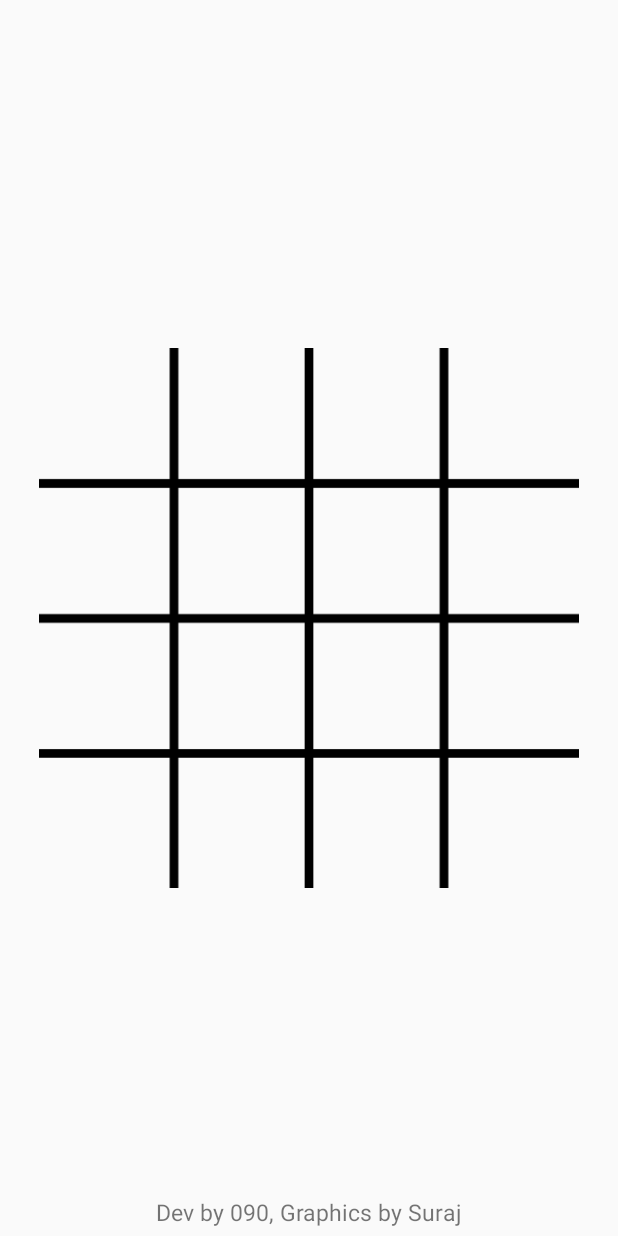
After one commit to sanskaru/TicTacToeXO, an Android app: the layout activity_four_player_mode.xml on its own in the app's theme, with its tools: preview values and no code run, on a phone screen of 412 x 824 dp. The commit adds this screen. Run offline under Robolectric (Android 15) with nearby library versions, the phone set to English and light mode, and no system bars.

Commit message:
Four-Player Mode added

```diff
--- a/app/build.gradle
+++ b/app/build.gradle
@@ -8,8 +8,8 @@ android {
         applicationId "com.s090.tictactoexo"
         minSdkVersion 16
         targetSdkVersion 29
-        versionCode 4
-        versionName "1.0.3_alpha"
+        versionCode 5
+        versionName "1.0.4_alpha"
 
         testInstrumentationRunner "androidx.test.runner.AndroidJUnitRunner"
     }
--- a/app/src/main/AndroidManifest.xml
+++ b/app/src/main/AndroidManifest.xml
@@ -9,7 +9,8 @@
         android:roundIcon="@drawable/iconmain_2"
         android:supportsRtl="true"
         android:theme="@style/AppTheme">
-        <activity android:name=".about"></activity>
+        <activity android:name=".FourPlayerMode"></activity>
+        <activity android:name=".about" />
         <activity android:name=".ThreePlayerLocal" />
         <activity
             android:name=".MainMenu"
--- a/app/src/main/java/com/s090/tictactoexo/MainMenu.java
+++ b/app/src/main/java/com/s090/tictactoexo/MainMenu.java
@@ -40,7 +40,8 @@ public class MainMenu extends AppCompatActivity {
             }
             case 3:
             {
-                Toast.makeText(MainMenu.this, "On the way my friend.", Toast.LENGTH_SHORT).show();
+                Intent intent = new Intent(MainMenu.this,FourPlayerMode.class);
+                startActivity(intent);
                 break;
             }
         }
--- /dev/null
+++ b/app/src/main/res/layout/activity_four_player_mode.xml
@@ -0,0 +1,226 @@
+<?xml version="1.0" encoding="utf-8"?>
+<androidx.constraintlayout.widget.ConstraintLayout xmlns:android="http://schemas.android.com/apk/res/android"
+    xmlns:app="http://schemas.android.com/apk/res-auto"
+    xmlns:tools="http://schemas.android.com/tools"
+    android:layout_width="match_parent"
+    android:layout_height="match_parent"
+    tools:context=".MainActivity">
+
+    <androidx.gridlayout.widget.GridLayout
+        android:id="@+id/gridLayout"
+        android:layout_width="360dp"
+        android:layout_height="360dp"
+        android:background="@drawable/board_4x4"
+        app:columnCount="4"
+        app:layout_constraintBottom_toBottomOf="parent"
+        app:layout_constraintEnd_toEndOf="parent"
+        app:layout_constraintStart_toStartOf="parent"
+        app:layout_constraintTop_toTopOf="parent"
+        app:rowCount="4">
+
+        <ImageView
+            android:id="@+id/counter_topLeft_1"
+            android:layout_width="75dp"
+            android:layout_height="75dp"
+            android:layout_margin="6dp"
+            android:onClick="drop_in"
+            android:tag="0"
+            app:layout_column="0"
+            app:layout_row="0" />
+
+        <ImageView
+            android:id="@+id/counter_topLeft_2"
+            android:layout_width="75dp"
+            android:layout_height="75dp"
+            android:layout_margin="6dp"
+            android:layout_marginLeft="10dp"
+            android:onClick="drop_in"
+            android:tag="1"
+            app:layout_column="1"
+            app:layout_row="0" />
+
+        <ImageView
+            android:id="@+id/counter_topRight_1"
+            android:layout_width="75dp"
+            android:layout_height="75dp"
+            android:layout_margin="6dp"
+            android:layout_marginLeft="9dp"
+            android:onClick="drop_in"
+            android:tag="2"
+            app:layout_column="2"
+            app:layout_row="0" />
+
+        <ImageView
+            android:id="@+id/counter_topRight_2"
+            android:layout_width="75dp"
+            android:layout_height="75dp"
+            android:layout_margin="6dp"
+            android:layout_marginLeft="8dp"
+            android:onClick="drop_in"
+            android:tag="3"
+            app:layout_column="3"
+            app:layout_row="0" />
+
+        <ImageView
+            android:id="@+id/counter_midLeft_1"
+            android:layout_width="75dp"
+            android:layout_height="75dp"
+            android:layout_margin="6dp"
+            android:layout_marginTop="10dp"
+            android:onClick="drop_in"
+            android:tag="4"
+            app:layout_column="0"
+            app:layout_row="1" />
+
+        <ImageView
+            android:id="@+id/counter_midLeft_2"
+            android:layout_width="75dp"
+            android:layout_height="75dp"
+            android:layout_margin="6dp"
+            android:layout_marginLeft="10dp"
+            android:layout_marginTop="10dp"
+            android:onClick="drop_in"
+            android:tag="5"
+            app:layout_column="1"
+            app:layout_row="1" />
+
+        <ImageView
+            android:id="@+id/counter_midRight_1"
+            android:layout_width="75dp"
+            android:layout_height="75dp"
+            android:layout_margin="6dp"
+            android:layout_marginLeft="9dp"
+            android:layout_marginTop="10dp"
+            android:onClick="drop_in"
+            android:tag="6"
+            app:layout_column="2"
+            app:layout_row="1" />
+
+        <ImageView
+            android:id="@+id/counter_midRight_2"
+            android:layout_width="75dp"
+            android:layout_height="75dp"
+            android:layout_margin="6dp"
+            android:layout_marginLeft="8dp"
+            android:layout_marginTop="10dp"
+            android:onClick="drop_in"
+            android:tag="7"
+            app:layout_column="3"
+            app:layout_row="1" />
+
+        <ImageView
+            android:id="@+id/counter_lowLeft_1"
+            android:layout_width="75dp"
+            android:layout_height="75dp"
+            android:layout_margin="6dp"
+            android:layout_marginTop="9dp"
+            android:onClick="drop_in"
+            android:tag="8"
+            app:layout_column="0"
+            app:layout_row="2" />
+
+        <ImageView
+            android:id="@+id/counter_lowLeft_2"
+            android:layout_width="75dp"
+            android:layout_height="75dp"
+            android:layout_margin="6dp"
+            android:layout_marginLeft="10dp"
+            android:layout_marginTop="9dp"
+            android:onClick="drop_in"
+            android:tag="9"
+            app:layout_column="1"
+            app:layout_row="2" />
+
+        <ImageView
+            android:id="@+id/counter_lowRight_1"
+            android:layout_width="75dp"
+            android:layout_height="75dp"
+            android:layout_margin="6dp"
+            android:layout_marginLeft="9dp"
+            android:layout_marginTop="9dp"
+            android:onClick="drop_in"
+            android:tag="10"
+            app:layout_column="2"
+            app:layout_row="2" />
+
+        <ImageView
+            android:id="@+id/counter_lowRight_2"
+            android:layout_width="75dp"
+            android:layout_height="75dp"
+            android:layout_margin="6dp"
+
+            android:layout_marginLeft="8dp"
+            android:layout_marginTop="9dp"
+            android:onClick="drop_in"
+            android:tag="11"
+            app:layout_column="3"
+            app:layout_row="2" />
+
+        <ImageView
+            android:id="@+id/counter_bottomLeft_1"
+            android:layout_width="75dp"
+            android:layout_height="75dp"
+            android:layout_margin="6dp"
+            android:layout_marginTop="9dp"
+            android:onClick="drop_in"
+            android:tag="12"
+            app:layout_column="0"
+            app:layout_row="3" />
+
+        <ImageView
+            android:id="@+id/counter_bottomLeft_2"
+            android:layout_width="75dp"
+            android:layout_height="75dp"
+            android:layout_margin="6dp"
+            android:layout_marginLeft="10dp"
+            android:layout_marginTop="9dp"
+            android:onClick="drop_in"
+            android:tag="13"
+            app:layout_column="1"
+            app:layout_row="3" />
+
+        <ImageView
+            android:id="@+id/counter_bottomRight_1"
+            android:layout_width="75dp"
+            android:layout_height="75dp"
+            android:layout_margin="6dp"
+            android:layout_marginLeft="9dp"
+            android:layout_marginTop="9dp"
+            android:onClick="drop_in"
+            android:tag="14"
+            app:layout_column="2"
+            app:layout_row="3" />
+
+        <ImageView
+            android:id="@+id/counter_bottomRight_2"
+            android:layout_width="75dp"
+            android:layout_height="75dp"
+            android:layout_margin="6dp"
+            android:layout_marginLeft="8dp"
+            android:layout_marginTop="9dp"
+            android:onClick="drop_in"
+            android:tag="15"
+            app:layout_column="3"
+            app:layout_row="3" />
+
+    </androidx.gridlayout.widget.GridLayout>
+    <ImageView
+        android:id="@+id/playaaah"
+        android:layout_width="90dp"
+        android:layout_height="90dp"
+        app:layout_constraintBottom_toTopOf="@+id/gridLayout"
+        app:layout_constraintEnd_toEndOf="parent"
+        app:layout_constraintStart_toStartOf="parent"
+        app:layout_constraintTop_toTopOf="parent" />
+
+    <TextView
+        android:id="@+id/devInfo"
+        android:layout_width="wrap_content"
+        android:layout_height="wrap_content"
+        android:layout_marginBottom="5dp"
+        android:text="Dev by 090, Graphics by Suraj"
+        android:textSize="15sp"
+        app:layout_constraintBottom_toBottomOf="parent"
+        app:layout_constraintEnd_toEndOf="parent"
+        app:layout_constraintStart_toStartOf="parent" />
+</androidx.constraintlayout.widget.ConstraintLayout>
--- a/app/src/main/res/values/strings.xml
+++ b/app/src/main/res/values/strings.xml
@@ -1,7 +1,7 @@
 <resources>
     <string name="app_name">TicTacXO α
     </string>
-    <string name="app_version">v1.0.3</string>
+    <string name="app_version">v1.0.4</string>
     <string name="email_me">You can email me <a href="mailto:sannvict090@gmail.com">here.</a></string>
     <string name="git_hub">Or follow me on <a href="http://www.github.com/sanskaru">GitHub.</a></string>
     <string name="twit">I am also on <a href="http://www.twitter.com/sannvict090">Twitter.</a></string>
```
Also changed, not shown: app/src/main/java/com/s090/tictactoexo/FourPlayerMode.java (added, +220 -0 lines), app/src/main/java/com/s090/tictactoexo/SinglePlayerMode.java (+42 -14 lines), app/src/main/res/layout/activity_single_player_mode.xml (+4 -4 lines), app/src/main/res/layout/my_alert.xml (added, +48 -0 lines), app/src/main/res/xml/my_alert.xml (added, +23 -0 lines).
